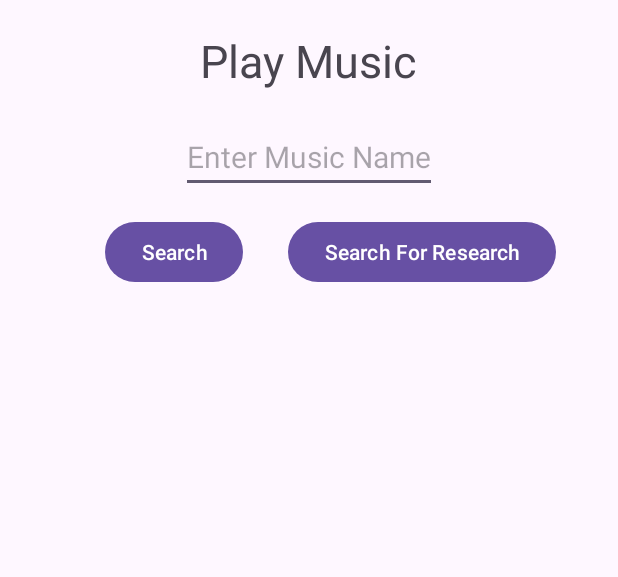
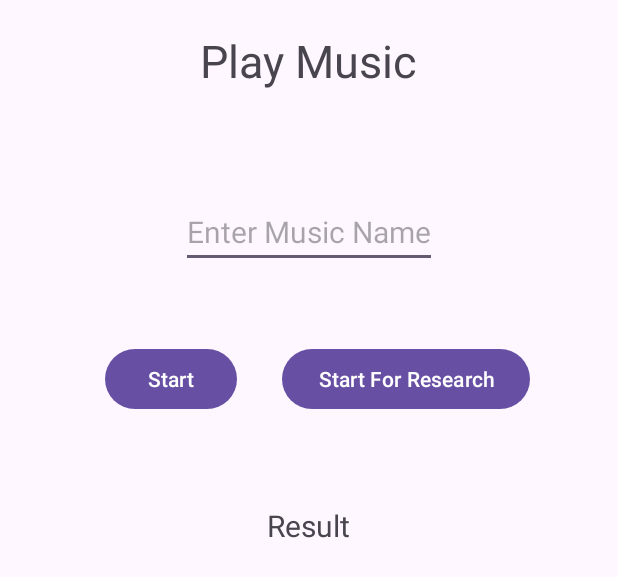
Before and after one commit to phyo-105438/Android-Learning-Package, an Android app: the layout data_transfer_main.xml on its own in the app's theme, with its tools: preview values and no code run, on a phone screen of 412 x 824 dp. Shown: the top 577 px of the screen. Run offline under Robolectric (Android 15) with nearby library versions, the light colour scheme and no system bars.

Commit message:
Android Practise

```diff
--- a/app/src/main/res/layout/data_transfer_main.xml
+++ b/app/src/main/res/layout/data_transfer_main.xml
@@ -19,7 +19,7 @@
         android:layout_below="@+id/mainTitle"
         android:hint="Enter Music Name"
         android:layout_centerHorizontal="true"
-        android:layout_marginTop="20dp"
+        android:layout_marginTop="70dp"
         android:textSize="20dp"/>
 
     <Button
@@ -28,19 +28,30 @@
         android:layout_height="wrap_content"
         android:layout_below="@+id/editTxt"
         android:layout_marginLeft="70dp"
-        android:layout_marginTop="15dp"
-        android:text="Search"
-        android:onClick="search"/>
+        android:layout_marginTop="50dp"
+        android:text="Start"
+        android:onClick="Start"/>
 
     <Button
+        android:id="@id/btn_2"
         android:layout_width="wrap_content"
         android:layout_height="wrap_content"
         android:layout_below="@+id/editTxt"
         android:layout_toRightOf="@id/btn_1"
-        android:layout_marginTop="15dp"
+        android:layout_marginTop="50dp"
         android:layout_marginLeft="30dp"
-        android:text="Search For Research"
-        android:onClick="search"/>
+        android:text="Start For Research"
+        android:onClick="StartForResearch"/>
+
+    <TextView
+        android:id="@+id/result"
+        android:layout_width="wrap_content"
+        android:layout_height="wrap_content"
+        android:layout_centerInParent="true"
+        android:layout_marginTop="60dp"
+        android:layout_below="@id/btn_1"
+        android:textSize="20dp"
+        android:text="Result"/>
 
 
 </RelativeLayout>
```
Also changed, not shown: app/src/main/AndroidManifest.xml (+9 -0 lines), app/src/main/java/com/example/androidpractise/DataTransferMain.java (+44 -1 lines), app/src/main/java/com/example/androidpractise/GetData.java (added, +30 -0 lines), app/src/main/res/layout/get_data.xml (added, +79 -0 lines), 1 other file.
